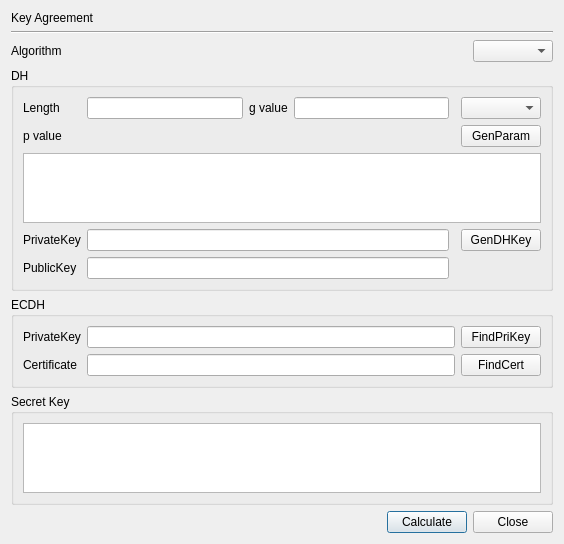
This is BerViewer/key_agree_dlg.ui in jykim74/BerEditor as Qt 5 draws it before an edit. The edited form follows.
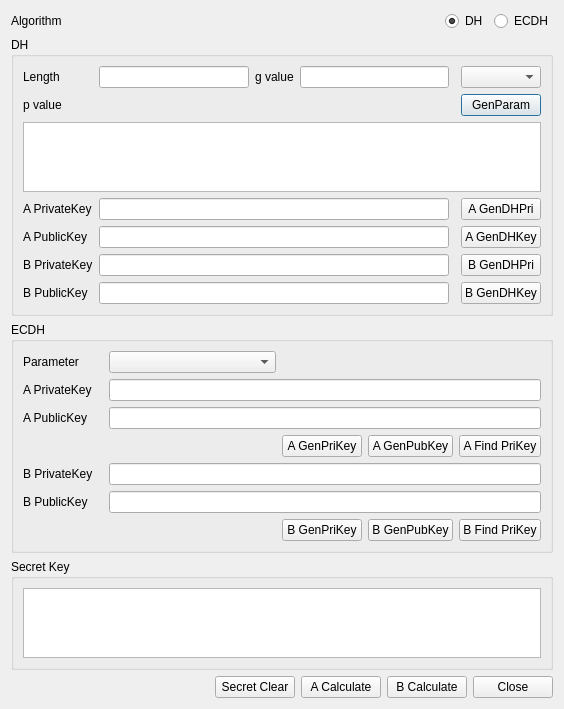
This is the edited form.

Commit message: DH,ECDH 기능 추가, 숫자 변화창 추가

The edit to the form file:
```diff
--- a/BerViewer/key_agree_dlg.ui
+++ b/BerViewer/key_agree_dlg.ui
@@ -7,14 +7,282 @@
     <x>0</x>
     <y>0</y>
     <width>564</width>
-    <height>520</height>
+    <height>678</height>
    </rect>
   </property>
   <property name="windowTitle">
    <string>Key Agreement</string>
   </property>
   <layout class="QGridLayout" name="gridLayout">
-   <item row="7" column="0" colspan="2">
+   <item row="1" column="0" colspan="4">
+    <widget class="QGroupBox" name="mDHGroup">
+     <property name="title">
+      <string>DH</string>
+     </property>
+     <layout class="QGridLayout" name="gridLayout_2">
+      <item row="5" column="0">
+       <widget class="QLabel" name="label_9">
+        <property name="text">
+         <string>A PublicKey</string>
+        </property>
+       </widget>
+      </item>
+      <item row="1" column="0">
+       <widget class="QLabel" name="label">
+        <property name="text">
+         <string>Length</string>
+        </property>
+       </widget>
+      </item>
+      <item row="1" column="1">
+       <widget class="QLineEdit" name="mLengthText"/>
+      </item>
+      <item row="1" column="2">
+       <widget class="QLabel" name="label_4">
+        <property name="text">
+         <string>g value</string>
+        </property>
+       </widget>
+      </item>
+      <item row="2" column="0">
+       <widget class="QLabel" name="label_5">
+        <property name="text">
+         <string>p value</string>
+        </property>
+       </widget>
+      </item>
+      <item row="3" column="0" colspan="6">
+       <widget class="QPlainTextEdit" name="mPText"/>
+      </item>
+      <item row="4" column="1" colspan="3">
+       <widget class="QLineEdit" name="mAPrivateKeyText"/>
+      </item>
+      <item row="7" column="0">
+       <widget class="QLabel" name="label_11">
+        <property name="text">
+         <string>B PublicKey</string>
+        </property>
+       </widget>
+      </item>
+      <item row="4" column="0">
+       <widget class="QLabel" name="label_8">
+        <property name="text">
+         <string>A PrivateKey</string>
+        </property>
+       </widget>
+      </item>
+      <item row="5" column="1" colspan="3">
+       <widget class="QLineEdit" name="mAPublicKeyText"/>
+      </item>
+      <item row="2" column="5">
+       <widget class="QPushButton" name="mGenParamBtn">
+        <property name="text">
+         <string>GenParam</string>
+        </property>
+       </widget>
+      </item>
+      <item row="7" column="1" colspan="3">
+       <widget class="QLineEdit" name="mBPublicKeyText"/>
+      </item>
+      <item row="1" column="5">
+       <widget class="QComboBox" name="mGCombo"/>
+      </item>
+      <item row="6" column="0">
+       <widget class="QLabel" name="label_10">
+        <property name="text">
+         <string>B PrivateKey</string>
+        </property>
+       </widget>
+      </item>
+      <item row="6" column="1" colspan="3">
+       <widget class="QLineEdit" name="mBPrivateKeyText"/>
+      </item>
+      <item row="1" column="3">
+       <widget class="QLineEdit" name="mGText">
+        <property name="maximumSize">
+         <size>
+          <width>16777215</width>
+          <height>16777215</height>
+         </size>
+        </property>
+       </widget>
+      </item>
+      <item row="7" column="5">
+       <widget class="QPushButton" name="mBGenDHKeyBtn">
+        <property name="text">
+         <string>B GenDHKey</string>
+        </property>
+       </widget>
+      </item>
+      <item row="5" column="5">
+       <widget class="QPushButton" name="mAGenDHKeyBtn">
+        <property name="minimumSize">
+         <size>
+          <width>0</width>
+          <height>0</height>
+         </size>
+        </property>
+        <property name="text">
+         <string>A GenDHKey</string>
+        </property>
+       </widget>
+      </item>
+      <item row="4" column="5">
+       <widget class="QPushButton" name="mADHPriBtn">
+        <property name="text">
+         <string>A GenDHPri</string>
+        </property>
+       </widget>
+      </item>
+      <item row="6" column="5">
+       <widget class="QPushButton" name="mBDHPriBtn">
+        <property name="text">
+         <string>B GenDHPri</string>
+        </property>
+       </widget>
+      </item>
+     </layout>
+    </widget>
+   </item>
+   <item row="4" column="0">
+    <spacer name="verticalSpacer">
+     <property name="orientation">
+      <enum>Qt::Vertical</enum>
+     </property>
+     <property name="sizeHint" stdset="0">
+      <size>
+       <width>20</width>
+       <height>40</height>
+      </size>
+     </property>
+    </spacer>
+   </item>
+   <item row="2" column="0" colspan="4">
+    <widget class="QGroupBox" name="mECDHGroup">
+     <property name="title">
+      <string>ECDH</string>
+     </property>
+     <layout class="QGridLayout" name="gridLayout_3">
+      <item row="6" column="0">
+       <widget class="QLabel" name="label_13">
+        <property name="text">
+         <string>B PrivateKey</string>
+        </property>
+       </widget>
+      </item>
+      <item row="8" column="0">
+       <widget class="QLabel" name="label_14">
+        <property name="text">
+         <string>B PublicKey</string>
+        </property>
+       </widget>
+      </item>
+      <item row="0" column="0">
+       <widget class="QLabel" name="label_12">
+        <property name="text">
+         <string>Parameter</string>
+        </property>
+       </widget>
+      </item>
+      <item row="1" column="0">
+       <widget class="QLabel" name="label_6">
+        <property name="text">
+         <string>A PrivateKey</string>
+        </property>
+       </widget>
+      </item>
+      <item row="3" column="5">
+       <widget class="QPushButton" name="mAFindPriKeyBtn">
+        <property name="text">
+         <string>A Find PriKey</string>
+        </property>
+       </widget>
+      </item>
+      <item row="3" column="4">
+       <widget class="QPushButton" name="mAGenPubKeyBtn">
+        <property name="text">
+         <string>A GenPubKey</string>
+        </property>
+       </widget>
+      </item>
+      <item row="1" column="1" colspan="5">
+       <widget class="QLineEdit" name="mAECDHPriKeyText"/>
+      </item>
+      <item row="2" column="0">
+       <widget class="QLabel" name="label_7">
+        <property name="text">
+         <string>A PublicKey</string>
+        </property>
+       </widget>
+      </item>
+      <item row="2" column="1" colspan="5">
+       <widget class="QLineEdit" name="mAECDHPubKeyText"/>
+      </item>
+      <item row="9" column="4">
+       <widget class="QPushButton" name="mBGenPubKeyBtn">
+        <property name="text">
+         <string>B GenPubKey</string>
+        </property>
+       </widget>
+      </item>
+      <item row="9" column="5">
+       <widget class="QPushButton" name="mBFindPriKeyBtn">
+        <property name="text">
+         <string>B Find PriKey</string>
+        </property>
+       </widget>
+      </item>
+      <item row="6" column="1" colspan="5">
+       <widget class="QLineEdit" name="mBECDHPriKeyText"/>
+      </item>
+      <item row="8" column="1" colspan="5">
+       <widget class="QLineEdit" name="mBECDHPubKeyText"/>
+      </item>
+      <item row="9" column="3">
+       <widget class="QPushButton" name="mBGenPriKeyBtn">
+        <property name="text">
+         <string>B GenPriKey</string>
+        </property>
+       </widget>
+      </item>
+      <item row="3" column="3">
+       <widget class="QPushButton" name="mAGenPriKeyBtn">
+        <property name="text">
+         <string>A GenPriKey</string>
+        </property>
+       </widget>
+      </item>
+      <item row="0" column="1" colspan="2">
+       <widget class="QComboBox" name="mECDHParamCombo"/>
+      </item>
+     </layout>
+    </widget>
+   </item>
+   <item row="0" column="2">
+    <widget class="QRadioButton" name="mDHBtn">
+     <property name="text">
+      <string>DH</string>
+     </property>
+     <property name="checked">
+      <bool>true</bool>
+     </property>
+    </widget>
+   </item>
+   <item row="0" column="3">
+    <widget class="QRadioButton" name="mECDHBtn">
+     <property name="text">
+      <string>ECDH</string>
+     </property>
+    </widget>
+   </item>
+   <item row="0" column="0">
+    <widget class="QLabel" name="label_2">
+     <property name="text">
+      <string>Algorithm</string>
+     </property>
+    </widget>
+   </item>
+   <item row="5" column="0" colspan="4">
     <layout class="QHBoxLayout" name="horizontalLayout">
      <item>
       <spacer name="horizontalSpacer">
@@ -32,7 +300,21 @@
      <item>
       <widget class="QPushButton" name="mCalcBtn">
        <property name="text">
-        <string>Calculate</string>
+        <string>Secret Clear</string>
+       </property>
+      </widget>
+     </item>
+     <item>
+      <widget class="QPushButton" name="mACalcBtn">
+       <property name="text">
+        <string>A Calculate</string>
+       </property>
+      </widget>
+     </item>
+     <item>
+      <widget class="QPushButton" name="mBCalcBtn">
+       <property name="text">
+        <string>B Calculate</string>
        </property>
       </widget>
      </item>
@@ -45,51 +327,7 @@
      </item>
     </layout>
    </item>
-   <item row="2" column="1">
-    <widget class="QComboBox" name="mMechCombo">
-     <property name="maximumSize">
-      <size>
-       <width>80</width>
-       <height>16777215</height>
-      </size>
-     </property>
-    </widget>
-   </item>
-   <item row="6" column="0">
-    <spacer name="verticalSpacer">
-     <property name="orientation">
-      <enum>Qt::Vertical</enum>
-     </property>
-     <property name="sizeHint" stdset="0">
-      <size>
-       <width>20</width>
-       <height>40</height>
-      </size>
-     </property>
-    </spacer>
-   </item>
-   <item row="0" column="0">
-    <widget class="QLabel" name="label_3">
-     <property name="text">
-      <string>Key Agreement</string>
-     </property>
-    </widget>
-   </item>
-   <item row="2" column="0">
-    <widget class="QLabel" name="label_2">
-     <property name="text">
-      <string>Algorithm</string>
-     </property>
-    </widget>
-   </item>
-   <item row="1" column="0" colspan="2">
-    <widget class="Line" name="line">
-     <property name="orientation">
-      <enum>Qt::Horizontal</enum>
-     </property>
-    </widget>
-   </item>
-   <item row="5" column="0" colspan="2">
+   <item row="3" column="0" colspan="4">
     <widget class="QGroupBox" name="groupBox_3">
      <property name="title">
       <string>Secret Key</string>
@@ -101,131 +339,18 @@
      </layout>
     </widget>
    </item>
-   <item row="4" column="0" colspan="2">
-    <widget class="QGroupBox" name="mECDHGroup">
-     <property name="title">
-      <string>ECDH</string>
+   <item row="0" column="1">
+    <spacer name="horizontalSpacer_2">
+     <property name="orientation">
+      <enum>Qt::Horizontal</enum>
      </property>
-     <layout class="QGridLayout" name="gridLayout_3">
-      <item row="1" column="0">
-       <widget class="QLabel" name="label_7">
-        <property name="text">
-         <string>Certificate</string>
-        </property>
-       </widget>
-      </item>
-      <item row="1" column="1">
-       <widget class="QLineEdit" name="mCertPathText"/>
-      </item>
-      <item row="0" column="0">
-       <widget class="QLabel" name="label_6">
-        <property name="text">
-         <string>PrivateKey</string>
-        </property>
-       </widget>
-      </item>
-      <item row="0" column="1">
-       <widget class="QLineEdit" name="mPriKeyPathText"/>
-      </item>
-      <item row="1" column="2">
-       <widget class="QPushButton" name="mFindCertBtn">
-        <property name="text">
-         <string>FindCert</string>
-        </property>
-       </widget>
-      </item>
-      <item row="0" column="2">
-       <widget class="QPushButton" name="mFindPriKeyBtn">
-        <property name="text">
-         <string>FindPriKey</string>
-        </property>
-       </widget>
-      </item>
-     </layout>
-    </widget>
-   </item>
-   <item row="3" column="0" colspan="2">
-    <widget class="QGroupBox" name="mDHGroup">
-     <property name="title">
-      <string>DH</string>
+     <property name="sizeHint" stdset="0">
+      <size>
+       <width>40</width>
+       <height>20</height>
+      </size>
      </property>
-     <layout class="QGridLayout" name="gridLayout_2">
-      <item row="1" column="2">
-       <widget class="QLabel" name="label_4">
-        <property name="text">
-         <string>g value</string>
-        </property>
-       </widget>
-      </item>
-      <item row="1" column="0">
-       <widget class="QLabel" name="label">
-        <property name="text">
-         <string>Length</string>
-        </property>
-       </widget>
-      </item>
-      <item row="1" column="1">
-       <widget class="QLineEdit" name="mLengthText"/>
-      </item>
-      <item row="4" column="0">
-       <widget class="QLabel" name="label_8">
-        <property name="text">
-         <string>PrivateKey</string>
-        </property>
-       </widget>
-      </item>
-      <item row="1" column="5">
-       <widget class="QComboBox" name="mGCombo"/>
-      </item>
-      <item row="2" column="5">
-       <widget class="QPushButton" name="mGenParamBtn">
-        <property name="text">
-         <string>GenParam</string>
-        </property>
-       </widget>
-      </item>
-      <item row="2" column="0">
-       <widget class="QLabel" name="label_5">
-        <property name="text">
-         <string>p value</string>
-        </property>
-       </widget>
-      </item>
-      <item row="3" column="0" colspan="6">
-       <widget class="QPlainTextEdit" name="mPText"/>
-      </item>
-      <item row="1" column="3">
-       <widget class="QLineEdit" name="mGText">
-        <property name="maximumSize">
-         <size>
-          <width>16777215</width>
-          <height>16777215</height>
-         </size>
-        </property>
-       </widget>
-      </item>
-      <item row="5" column="0">
-       <widget class="QLabel" name="label_9">
-        <property name="text">
-         <string>PublicKey</string>
-        </property>
-       </widget>
-      </item>
-      <item row="4" column="5">
-       <widget class="QPushButton" name="mGenDHKeyBtn">
-        <property name="text">
-         <string>GenDHKey</string>
-        </property>
-       </widget>
-      </item>
-      <item row="4" column="1" colspan="3">
-       <widget class="QLineEdit" name="mPrivateKeyText"/>
-      </item>
-      <item row="5" column="1" colspan="3">
-       <widget class="QLineEdit" name="mPublicKeyText"/>
-      </item>
-     </layout>
-    </widget>
+    </spacer>
    </item>
   </layout>
  </widget>
```
Left out of the diff: 2 changed lines with no effect on the pictures. The commit also changes 12 other files.
